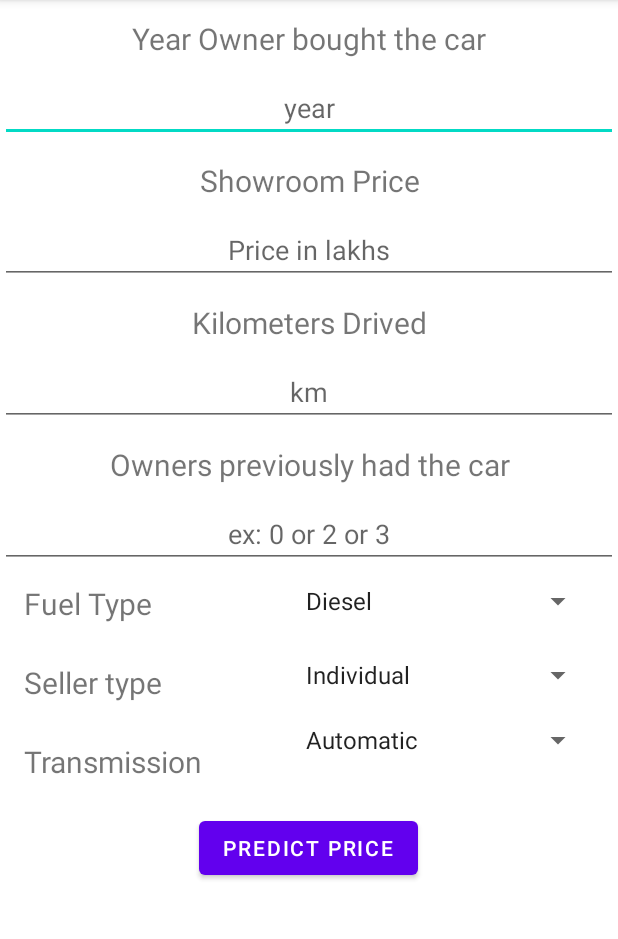
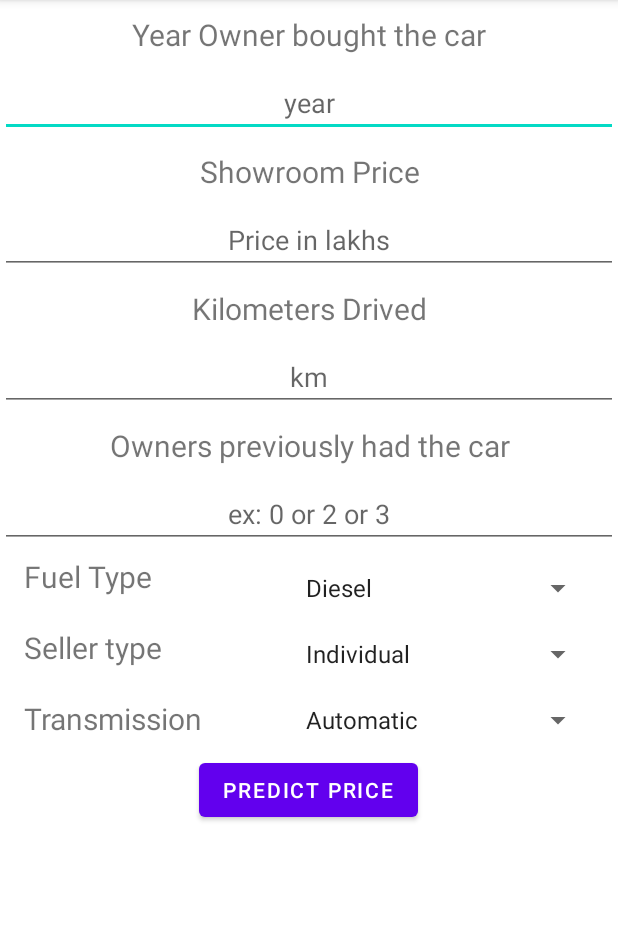
Before and after one commit to dhanasureshr/car-price-predition-using-ml, an Android app: the screen it shows after launch (MainActivity), on a phone screen of 412 x 824 dp, the part 84-1023 px from its top. Run offline under Robolectric (Android 15) with nearby library versions, the light colour scheme and no system bars; our stand-ins replace Volley.

Commit message:
layout update phase2

```diff
--- a/app/src/main/res/layout/activity_main.xml
+++ b/app/src/main/res/layout/activity_main.xml
@@ -12,7 +12,7 @@
         android:text="Year Owner bought the car"
         android:textSize="20sp"
         android:textAlignment="center"
-        android:layout_marginTop="12dp">
+        android:layout_marginTop="9dp">
     </TextView>
     <EditText
         android:layout_width="match_parent"
@@ -21,7 +21,7 @@
         android:textAlignment="center"
         android:inputType="number"
         android:id="@+id/year"
-        android:layout_marginTop="10dp"
+        android:layout_marginTop="9dp"
         />
     <TextView
         android:layout_width="match_parent"
@@ -29,7 +29,7 @@
         android:text="Showroom Price"
         android:textSize="20sp"
         android:textAlignment="center"
-        android:layout_marginTop="12dp">
+        android:layout_marginTop="9dp">
     </TextView>
 
     <EditText
@@ -39,7 +39,7 @@
         android:textAlignment="center"
         android:inputType="numberDecimal"
         android:id="@+id/price"
-        android:layout_marginTop="10dp"
+        android:layout_marginTop="9dp"
         />
     <TextView
         android:layout_width="match_parent"
@@ -47,7 +47,7 @@
         android:text="Kilometers Drived"
         android:textSize="20sp"
         android:textAlignment="center"
-        android:layout_marginTop="12dp"
+        android:layout_marginTop="9dp"
         >
     </TextView>
 
@@ -58,7 +58,7 @@
         android:textAlignment="center"
         android:inputType="number"
         android:id="@+id/km"
-        android:layout_marginTop="10dp"
+        android:layout_marginTop="9dp"
         />
     <TextView
         android:layout_width="match_parent"
@@ -66,7 +66,7 @@
         android:text="Owners previously had the car"
         android:textSize="20sp"
         android:textAlignment="center"
-        android:layout_marginTop="12dp"
+        android:layout_marginTop="9dp"
         />
     <EditText
         android:layout_width="match_parent"
@@ -75,7 +75,7 @@
         android:textAlignment="center"
         android:id="@+id/owner"
         android:inputType="number"
-        android:layout_marginTop="10dp"
+        android:layout_marginTop="9dp"
         />
 
 
@@ -84,52 +84,52 @@
         android:layout_height="match_parent"
         android:paddingLeft="16dp"
         android:paddingRight="16dp"
-        android:paddingTop="10dp"
+        android:paddingTop="5dp"
 
         >
 
         <TextView
-            android:layout_width="96dp"
+            android:layout_width="140dp"
             android:layout_height="wrap_content"
             android:text="Fuel Type"
-            android:textSize="20dp"
+            android:textSize="20sp"
             android:id="@+id/fuelview"
             />
         <Spinner
             android:id="@+id/fueltype"
             android:layout_width="200dp"
             android:layout_height="wrap_content"
-            android:layout_marginBottom="25dp"
+            android:layout_marginTop="9dp"
             android:spinnerMode="dropdown"
             android:layout_alignParentRight="true"
 
             />
         <TextView
-            android:layout_width="100dp"
+            android:layout_width="140dp"
             android:layout_height="wrap_content"
             android:text="Seller type"
             android:textSize="20sp"
             android:layout_below="@+id/fuelview"
-            android:layout_marginTop="25dp"
+            android:layout_marginTop="20dp"
             android:id="@+id/sellerview"
             />
         <Spinner
             android:id="@+id/sellertype"
             android:layout_width="200dp"
             android:layout_height="wrap_content"
-            android:layout_marginBottom="19dp"
+            android:layout_marginTop="20dp"
             android:layout_below="@id/fueltype"
             android:spinnerMode="dropdown"
             android:layout_alignParentRight="true"
             />
 
         <TextView
-            android:layout_width="125dp"
+            android:layout_width="140dp"
             android:layout_height="wrap_content"
             android:text="Transmission"
             android:textSize="20sp"
             android:layout_below="@+id/sellerview"
-            android:layout_marginTop="25dp"
+            android:layout_marginTop="20dp"
             android:id="@+id/transmissionview"
            />
 
@@ -139,7 +139,7 @@
             android:layout_height="wrap_content"
             android:layout_below="@+id/sellertype"
             android:layout_alignParentRight="true"
-            android:layout_marginBottom="19dp"
+            android:layout_marginTop="20dp"
             android:spinnerMode="dropdown" />
 
         <Button
@@ -147,19 +147,19 @@
             android:layout_height="wrap_content"
             android:layout_below="@id/transmissionview"
             android:layout_centerHorizontal="true"
-            android:layout_marginTop="20dp"
+            android:layout_marginTop="10dp"
             android:id="@+id/predict"
             android:text="Predict price"
             />
 
         <TextView
             android:layout_width="match_parent"
-            android:layout_height="match_parent"
+            android:layout_height="wrap_content"
             android:layout_below="@+id/predict"
             android:textSize="40sp"
             android:textStyle="bold"
             android:layout_marginTop="10dp"
-            android:layout_marginBottom="20dp"
+            android:layout_marginBottom="10dp"
             android:id="@+id/outputview"
             />
     </RelativeLayout>
```
